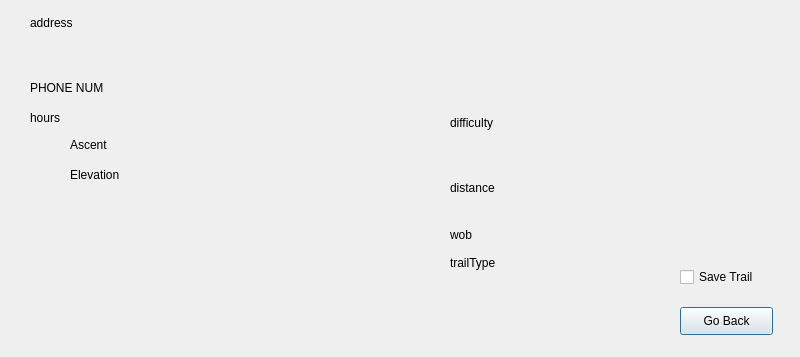
vuandy50/GROUP_G, file build-groupG-Desktop_Qt_5_15_1_MinGW_64_bit-Debug/groupG/singleview.ui: the form before one commit; both pictures show x 0 to 800 and y 243 to 600 of the 800 by 600 pixel window.
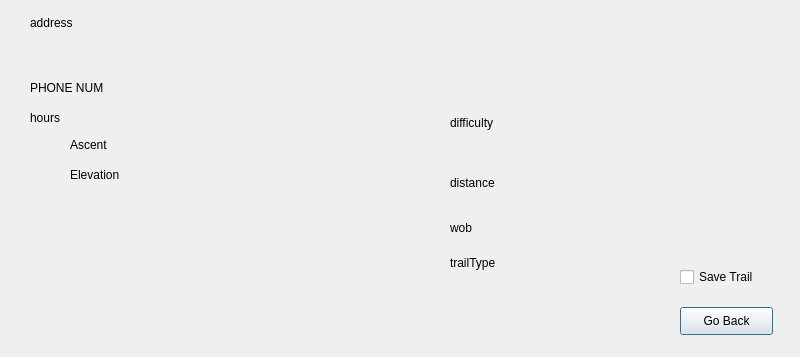
The form after the commit.

Commit message:
Time Looked wierd in Single View
Because of the change of openTime and closeTime from int to time

The edit to the form file:
```diff
--- a/build-groupG-Desktop_Qt_5_15_1_MinGW_64_bit-Debug/groupG/singleview.ui
+++ b/build-groupG-Desktop_Qt_5_15_1_MinGW_64_bit-Debug/groupG/singleview.ui
@@ -118,7 +118,7 @@
     <rect>
      <x>30</x>
      <y>320</y>
-     <width>121</width>
+     <width>211</width>
      <height>21</height>
     </rect>
    </property>
@@ -134,7 +134,7 @@
     <rect>
      <x>30</x>
      <y>350</y>
-     <width>131</width>
+     <width>231</width>
      <height>21</height>
     </rect>
    </property>
@@ -210,9 +210,9 @@
    <property name="geometry">
     <rect>
      <x>450</x>
-     <y>470</y>
-     <width>55</width>
-     <height>16</height>
+     <y>455</y>
+     <width>331</width>
+     <height>31</height>
     </rect>
    </property>
    <property name="text">
@@ -243,8 +243,8 @@
     <rect>
      <x>450</x>
      <y>410</y>
-     <width>291</width>
-     <height>41</height>
+     <width>331</width>
+     <height>31</height>
     </rect>
    </property>
    <property name="text">
```
The commit also changes 2 other files.
